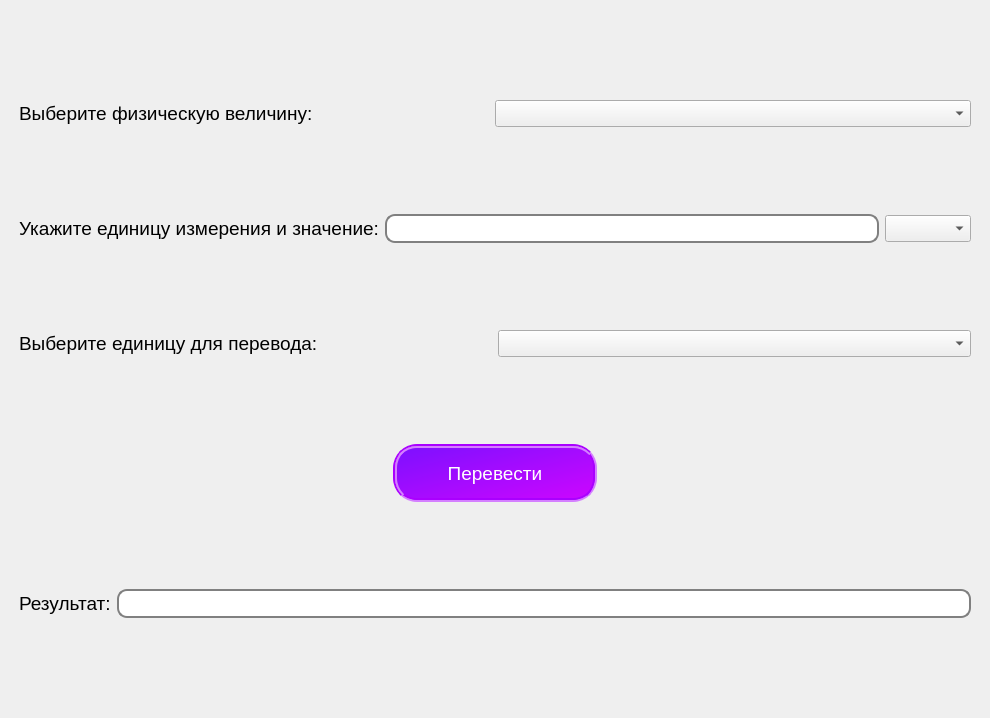
Qt form converter.ui (ScarletFlame611/Calculator-One-For-All) before a commit.
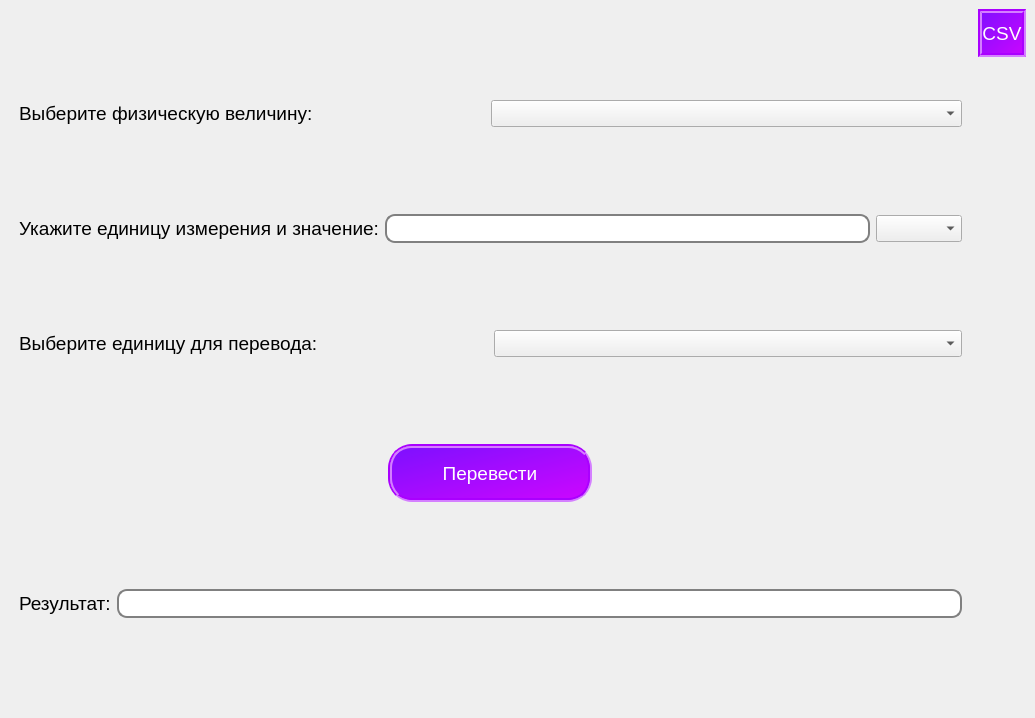
The same form after that commit. Icons and pictures are not drawn.

Commit message: added csv for converter

Patch:
```diff
--- a/converter.ui
+++ b/converter.ui
@@ -6,7 +6,7 @@
    <rect>
     <x>0</x>
     <y>0</y>
-    <width>990</width>
+    <width>1035</width>
     <height>718</height>
    </rect>
   </property>
@@ -289,6 +289,29 @@
       </item>
      </layout>
     </item>
+    <item row="0" column="1" alignment="Qt::AlignTop">
+     <widget class="QPushButton" name="csv_btn">
+      <property name="font">
+       <font>
+        <family>Arial</family>
+        <pointsize>14</pointsize>
+       </font>
+      </property>
+      <property name="cursor">
+       <cursorShape>PointingHandCursor</cursorShape>
+      </property>
+      <property name="styleSheet">
+       <string notr="true">border: 4px groove rgb(170, 0, 255);
+color: rgb(255, 255, 255);
+background-color: qlineargradient(spread:pad, x1:0, y1:0, x2:1, y2:1, stop:0 rgba(124, 16, 255, 255), stop:1 rgba(205, 6, 255, 255));
+ min-height: 40px;
+ min-width: 40px;</string>
+      </property>
+      <property name="text">
+       <string>CSV</string>
+      </property>
+     </widget>
+    </item>
    </layout>
   </widget>
  </widget>
```
The commit also changes 3 other files.
